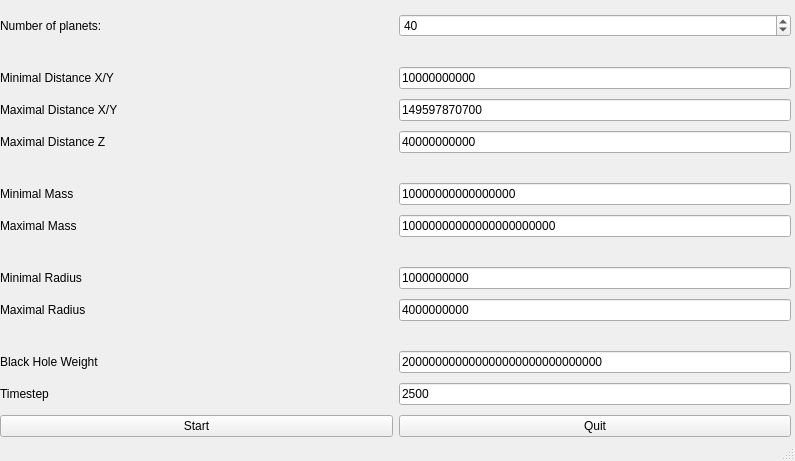
Qt form simulation_gui.ui (lieberlois/prog3) before a commit.
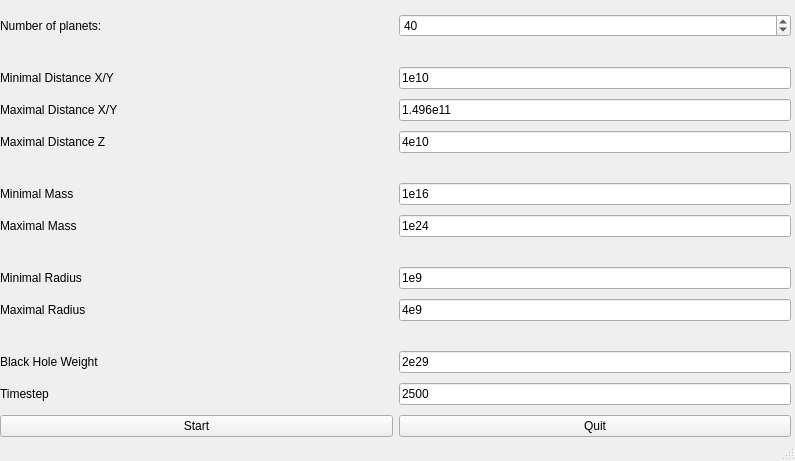
The same form after that commit.

What changed in the file:
```diff
--- a/simulation_gui.ui
+++ b/simulation_gui.ui
@@ -47,14 +47,14 @@
      <item row="5" column="1">
       <widget class="QLineEdit" name="maxDistanceZValue">
        <property name="text">
-        <string>40000000000</string>
+        <string>4e10</string>
        </property>
       </widget>
      </item>
      <item row="7" column="1">
       <widget class="QLineEdit" name="minMassLineEdit">
        <property name="text">
-        <string>10000000000000000</string>
+        <string>1e16</string>
        </property>
       </widget>
      </item>
@@ -104,7 +104,7 @@
      <item row="3" column="1">
       <widget class="QLineEdit" name="maxDistanceLineEdit">
        <property name="text">
-        <string>149597870700</string>
+        <string>1.496e11</string>
        </property>
       </widget>
      </item>
@@ -191,7 +191,7 @@
      <item row="8" column="1">
       <widget class="QLineEdit" name="maxMassLineEdit">
        <property name="text">
-        <string>10000000000000000000000</string>
+        <string>1e24</string>
        </property>
       </widget>
      </item>
@@ -211,7 +211,7 @@
      <item row="11" column="1">
       <widget class="QLineEdit" name="maxRadiusLineEdit">
        <property name="text">
-        <string>4000000000</string>
+        <string>4e9</string>
        </property>
       </widget>
      </item>
@@ -239,7 +239,7 @@
      <item row="13" column="1">
       <widget class="QLineEdit" name="blackHoleWeightLineEdit">
        <property name="text">
-        <string>200000000000000000000000000000</string>
+        <string>2e29</string>
        </property>
       </widget>
      </item>
@@ -259,14 +259,14 @@
      <item row="2" column="1">
       <widget class="QLineEdit" name="minDistanceLineEdit">
        <property name="text">
-        <string>10000000000</string>
+        <string>1e10</string>
        </property>
       </widget>
      </item>
      <item row="10" column="1">
       <widget class="QLineEdit" name="minRadiusLineEdit">
        <property name="text">
-        <string>1000000000</string>
+        <string>1e9</string>
        </property>
       </widget>
      </item>
```
Left out of the diff: 1 changed line with no effect on the pictures.
